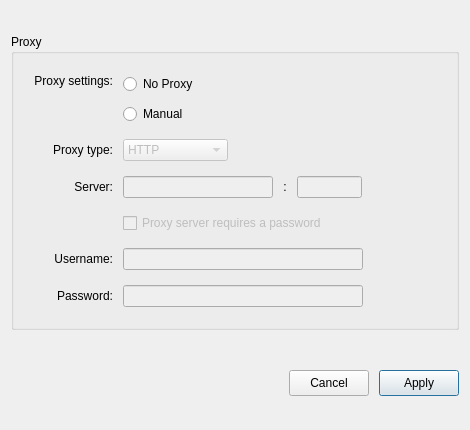
meganz/MEGAsync, file src/MEGASync/gui/ui/ProxySettings.ui: the form before one commit.
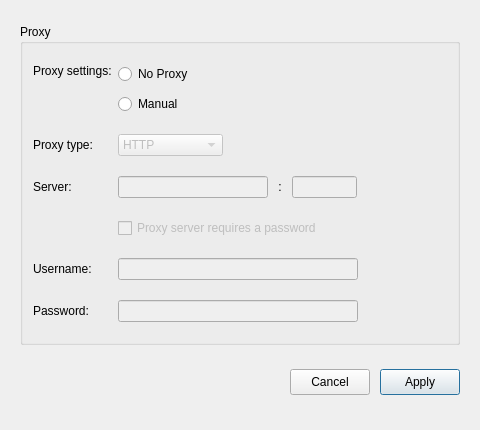
The form after the commit. Custom widgets are drawn as their Qt base class.

Commit message: SNC-3941 : Change label alignaments on proxy dialog.

```diff
--- a/src/MEGASync/gui/ui/ProxySettings.ui
+++ b/src/MEGASync/gui/ui/ProxySettings.ui
@@ -9,7 +9,7 @@
    <rect>
     <x>0</x>
     <y>0</y>
-    <width>470</width>
+    <width>480</width>
     <height>430</height>
    </rect>
   </property>
@@ -21,13 +21,13 @@
   </property>
   <property name="minimumSize">
    <size>
-    <width>470</width>
+    <width>480</width>
     <height>430</height>
    </size>
   </property>
   <property name="maximumSize">
    <size>
-    <width>479</width>
+    <width>480</width>
     <height>430</height>
    </size>
   </property>
@@ -38,11 +38,20 @@
    <string notr="true"/>
   </property>
   <layout class="QVBoxLayout" name="verticalLayout_2">
+   <property name="spacing">
+    <number>10</number>
+   </property>
+   <property name="leftMargin">
+    <number>20</number>
+   </property>
    <property name="topMargin">
-    <number>0</number>
+    <number>10</number>
+   </property>
+   <property name="rightMargin">
+    <number>20</number>
    </property>
    <property name="bottomMargin">
-    <number>0</number>
+    <number>20</number>
    </property>
    <item>
     <widget class="QGroupBox" name="gProxy">
@@ -66,7 +75,7 @@
        <enum>QLayout::SetDefaultConstraint</enum>
       </property>
       <property name="leftMargin">
-       <number>20</number>
+       <number>10</number>
       </property>
       <property name="topMargin">
        <number>20</number>
@@ -78,10 +87,10 @@
        <number>20</number>
       </property>
       <property name="horizontalSpacing">
-       <number>10</number>
+       <number>6</number>
       </property>
       <property name="verticalSpacing">
-       <number>15</number>
+       <number>20</number>
       </property>
       <item row="8" column="0">
        <widget class="QLabel" name="lProxySettings2">
@@ -95,7 +104,7 @@
          <string>Proxy settings:</string>
         </property>
         <property name="alignment">
-         <set>Qt::AlignRight|Qt::AlignTop|Qt::AlignTrailing</set>
+         <set>Qt::AlignLeading|Qt::AlignLeft|Qt::AlignTop</set>
         </property>
         <property name="margin">
          <number>0</number>
@@ -180,7 +189,7 @@
          <string>Username:</string>
         </property>
         <property name="alignment">
-         <set>Qt::AlignRight|Qt::AlignTrailing|Qt::AlignVCenter</set>
+         <set>Qt::AlignLeading|Qt::AlignLeft|Qt::AlignVCenter</set>
         </property>
        </widget>
       </item>
@@ -196,7 +205,7 @@
          <string>Password:</string>
         </property>
         <property name="alignment">
-         <set>Qt::AlignRight|Qt::AlignTrailing|Qt::AlignVCenter</set>
+         <set>Qt::AlignLeading|Qt::AlignLeft|Qt::AlignVCenter</set>
         </property>
        </widget>
       </item>
@@ -206,7 +215,7 @@
          <string>Proxy type:</string>
         </property>
         <property name="alignment">
-         <set>Qt::AlignRight|Qt::AlignTrailing|Qt::AlignVCenter</set>
+         <set>Qt::AlignLeading|Qt::AlignLeft|Qt::AlignVCenter</set>
         </property>
        </widget>
       </item>
@@ -252,7 +261,7 @@
          <string>Server:</string>
         </property>
         <property name="alignment">
-         <set>Qt::AlignRight|Qt::AlignTrailing|Qt::AlignVCenter</set>
+         <set>Qt::AlignLeading|Qt::AlignLeft|Qt::AlignVCenter</set>
         </property>
        </widget>
       </item>
```
